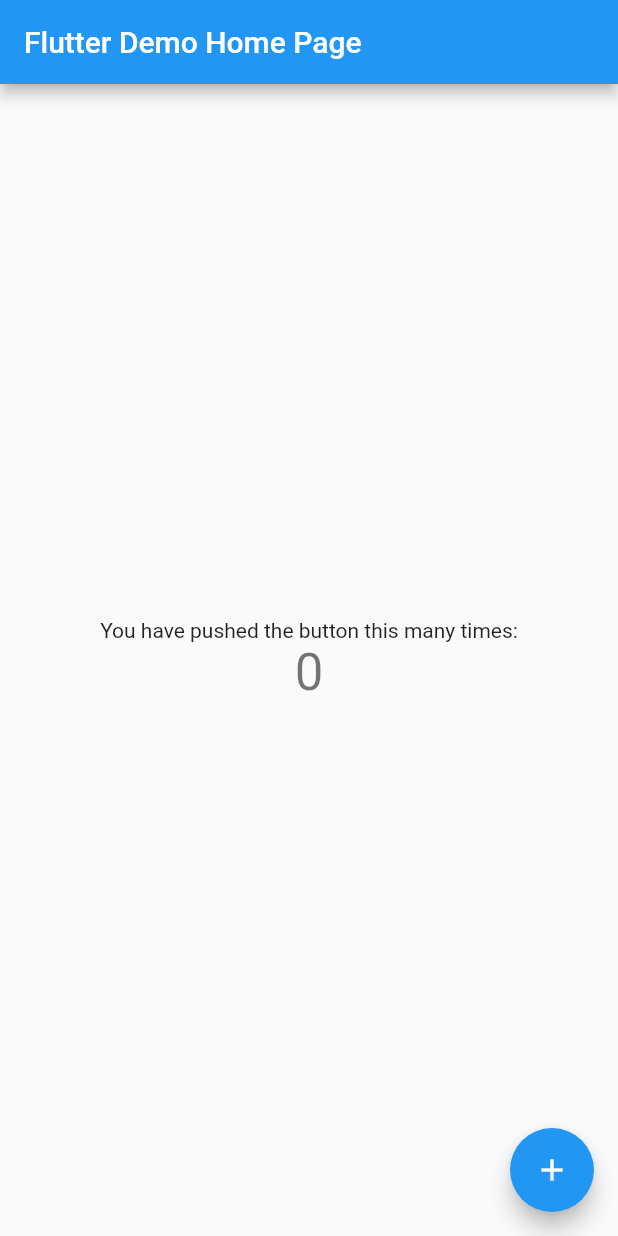
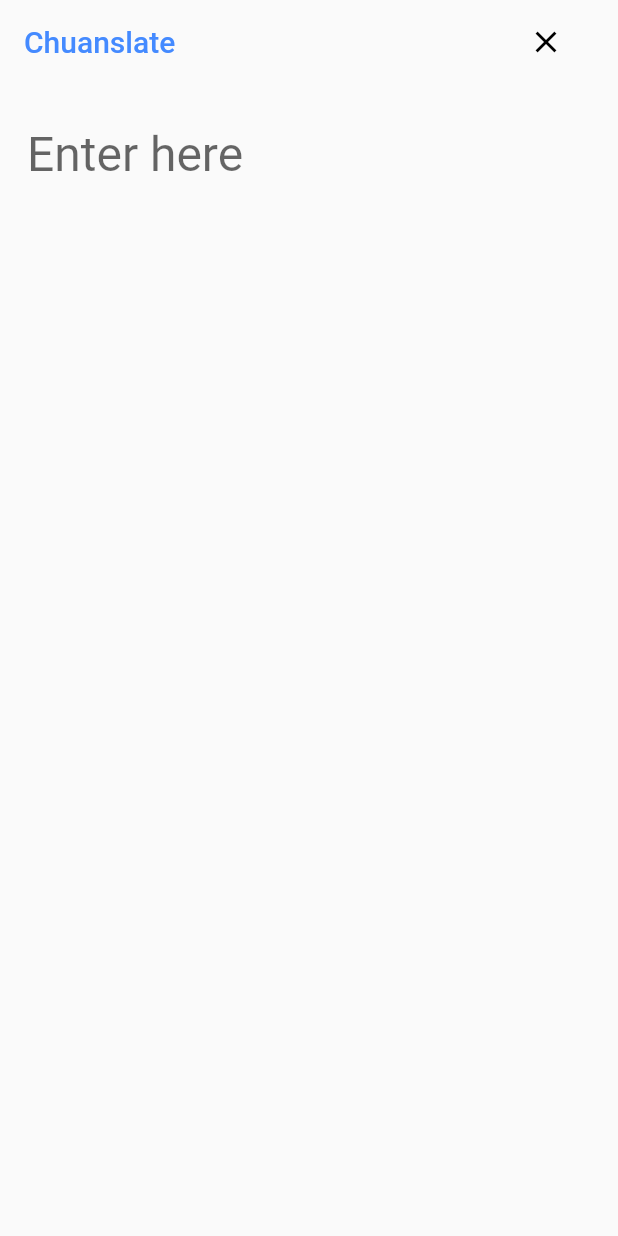
Before and after one commit to Mopriestt/chuanslate, a Flutter app: the screen it shows after launch, on a phone screen of 412 x 824 dp. Run offline on Flutter 3.47's test engine with Material 2 defaults, Android fonts, the phone set to English and light mode, and no system bars.

Commit message:
Implement translate body.

```diff
--- /dev/null
+++ b/lib/home/home.dart
@@ -0,0 +1,43 @@
+import 'package:chuanslate/home/translate_body.dart';
+import 'package:flutter/material.dart';
+import 'package:chuanslate/strings.dart';
+
+class Home extends StatefulWidget {
+  const Home({super.key});
+
+  @override
+  State<Home> createState() => _HomeState();
+}
+
+class _HomeState extends State<Home> {
+  final translateBodyKey = GlobalKey<TranslateBodyState>();
+
+  AppBar appBar() => AppBar(
+        title: const Text(
+          appName,
+          style: TextStyle(color: Colors.blueAccent),
+        ),
+        elevation: 0,
+        backgroundColor: Colors.transparent,
+        actions: [
+          Padding(
+            padding: const EdgeInsets.symmetric(horizontal: 24),
+            child: IconButton(
+              onPressed: () => translateBodyKey.currentState?.resetInput(),
+              icon: const Icon(Icons.clear, color: Colors.black),
+            ),
+          )
+        ],
+      );
+
+  @override
+  Widget build(BuildContext context) {
+    return Scaffold(
+      appBar: appBar(),
+      body: Padding(
+        padding: const EdgeInsets.only(left: 18, right: 18, top: 28, bottom: 0),
+        child: TranslateBody(key: translateBodyKey),
+      ),
+    );
+  }
+}
--- /dev/null
+++ b/lib/home/translate_body.dart
@@ -0,0 +1,70 @@
+import 'package:chuanslate/service/translate_service.dart';
+import 'package:flutter/material.dart';
+import 'package:provider/provider.dart';
+
+class TranslateBody extends StatefulWidget {
+  const TranslateBody({super.key});
+
+  @override
+  State<TranslateBody> createState() => TranslateBodyState();
+}
+
+class TranslateBodyState extends State<TranslateBody> {
+  late final _controller = TextEditingController()..addListener(onInputChanged);
+  String _translation = '';
+
+  void resetInput() => setState(() => _controller.text = '');
+
+  void onInputChanged() async {
+    _translation = await context.read<TranslateService>().translate(_controller.text);
+    setState(() {});
+  }
+
+  Widget _buildInputText(BuildContext context) {
+    return TextField(
+      controller: _controller,
+      decoration: InputDecoration.collapsed(
+        hintText: 'Enter here',
+        hintStyle: TextStyle(color: Theme.of(context).hintColor),
+      ),
+      style: const TextStyle(fontSize: 32),
+      cursorColor: Theme.of(context).hintColor,
+      maxLines: null,
+/*      onChanged: (input) async {
+        _translation = await context.read<TranslateService>().translate(input);
+        setState(() {});
+      },*/
+    );
+  }
+
+  Widget _buildTranslationText(BuildContext context) {
+    return Text(
+      _translation,
+      style: TextStyle(
+        fontSize: 32,
+        color: Theme.of(context).hintColor.withOpacity(0.6),
+      ),
+    );
+  }
+
+  @override
+  Widget build(BuildContext context) {
+    return SingleChildScrollView(
+      child: Column(
+        children: [
+          _buildInputText(context),
+          if (_translation.isNotEmpty)
+            const Padding(
+              padding: EdgeInsets.symmetric(vertical: 24, horizontal: 120),
+              child: Divider(thickness: 2),
+            ),
+          if (_translation.isNotEmpty)
+            Align(
+              alignment: Alignment.centerLeft,
+              child: _buildTranslationText(context),
+            )
+        ],
+      ),
+    );
+  }
+}
--- a/lib/main.dart
+++ b/lib/main.dart
@@ -1,115 +1,15 @@
+import 'package:chuanslate/home/home.dart';
+import 'package:chuanslate/service/translate_service.dart';
 import 'package:flutter/material.dart';
+import 'package:provider/provider.dart';
 
 void main() {
-  runApp(const MyApp());
+  final translateService = TranslateService();
+
+  runApp(MultiProvider(
+    providers: [Provider.value(value: translateService)],
+    child: app(),
+  ));
 }
 
-class MyApp extends StatelessWidget {
-  const MyApp({super.key});
-
-  // This widget is the root of your application.
-  @override
-  Widget build(BuildContext context) {
-    return MaterialApp(
-      title: 'Flutter Demo',
-      theme: ThemeData(
-        // This is the theme of your application.
-        //
-        // Try running your application with "flutter run". You'll see the
-        // application has a blue toolbar. Then, without quitting the app, try
-        // changing the primarySwatch below to Colors.green and then invoke
-        // "hot reload" (press "r" in the console where you ran "flutter run",
-        // or simply save your changes to "hot reload" in a Flutter IDE).
-        // Notice that the counter didn't reset back to zero; the application
-        // is not restarted.
-        primarySwatch: Colors.blue,
-      ),
-      home: const MyHomePage(title: 'Flutter Demo Home Page'),
-    );
-  }
-}
-
-class MyHomePage extends StatefulWidget {
-  const MyHomePage({super.key, required this.title});
-
-  // This widget is the home page of your application. It is stateful, meaning
-  // that it has a State object (defined below) that contains fields that affect
-  // how it looks.
-
-  // This class is the configuration for the state. It holds the values (in this
-  // case the title) provided by the parent (in this case the App widget) and
-  // used by the build method of the State. Fields in a Widget subclass are
-  // always marked "final".
-
-  final String title;
-
-  @override
-  State<MyHomePage> createState() => _MyHomePageState();
-}
-
-class _MyHomePageState extends State<MyHomePage> {
-  int _counter = 0;
-
-  void _incrementCounter() {
-    setState(() {
-      // This call to setState tells the Flutter framework that something has
-      // changed in this State, which causes it to rerun the build method below
-      // so that the display can reflect the updated values. If we changed
-      // _counter without calling setState(), then the build method would not be
-      // called again, and so nothing would appear to happen.
-      _counter++;
-    });
-  }
-
-  @override
-  Widget build(BuildContext context) {
-    // This method is rerun every time setState is called, for instance as done
-    // by the _incrementCounter method above.
-    //
-    // The Flutter framework has been optimized to make rerunning build methods
-    // fast, so that you can just rebuild anything that needs updating rather
-    // than having to individually change instances of widgets.
-    return Scaffold(
-      appBar: AppBar(
-        // Here we take the value from the MyHomePage object that was created by
-        // the App.build method, and use it to set our appbar title.
-        title: Text(widget.title),
-      ),
-      body: Center(
-        // Center is a layout widget. It takes a single child and positions it
-        // in the middle of the parent.
-        child: Column(
-          // Column is also a layout widget. It takes a list of children and
-          // arranges them vertically. By default, it sizes itself to fit its
-          // children horizontally, and tries to be as tall as its parent.
-          //
-          // Invoke "debug painting" (press "p" in the console, choose the
-          // "Toggle Debug Paint" action from the Flutter Inspector in Android
-          // Studio, or the "Toggle Debug Paint" command in Visual Studio Code)
-          // to see the wireframe for each widget.
-          //
-          // Column has various properties to control how it sizes itself and
-          // how it positions its children. Here we use mainAxisAlignment to
-          // center the children vertically; the main axis here is the vertical
-          // axis because Columns are vertical (the cross axis would be
-          // horizontal).
-          mainAxisAlignment: MainAxisAlignment.center,
-          children: <Widget>[
-            const Text(
-              'You have pushed the button this many times:',
-            ),
-            Text(
-              '$_counter',
-              style: Theme.of(context).textTheme.headline4,
-            ),
-          ],
-        ),
-      ),
-      floatingActionButton: FloatingActionButton(
-        onPressed: _incrementCounter,
-        tooltip: 'Increment',
-        child: const Icon(Icons.add),
-      ), // This trailing comma makes auto-formatting nicer for build methods.
-    );
-  }
-}
+MaterialApp app() => const MaterialApp(home: Home());
--- /dev/null
+++ b/lib/service/translate_service.dart
@@ -0,0 +1,5 @@
+class TranslateService {
+  Future<String> translate(String input) {
+    return Future.delayed(const Duration(milliseconds: 100), () => input);
+  }
+}
--- /dev/null
+++ b/lib/strings.dart
@@ -0,0 +1 @@
+const String appName = 'Chuanslate';
--- a/pubspec.yaml
+++ b/pubspec.yaml
@@ -31,7 +31,7 @@ environment:
 dependencies:
   flutter:
     sdk: flutter
-
+  provider: ^6.0.3
 
   # The following adds the Cupertino Icons font to your application.
   # Use with the CupertinoIcons class for iOS style icons.
```
Also changed, not shown: pubspec.lock.
